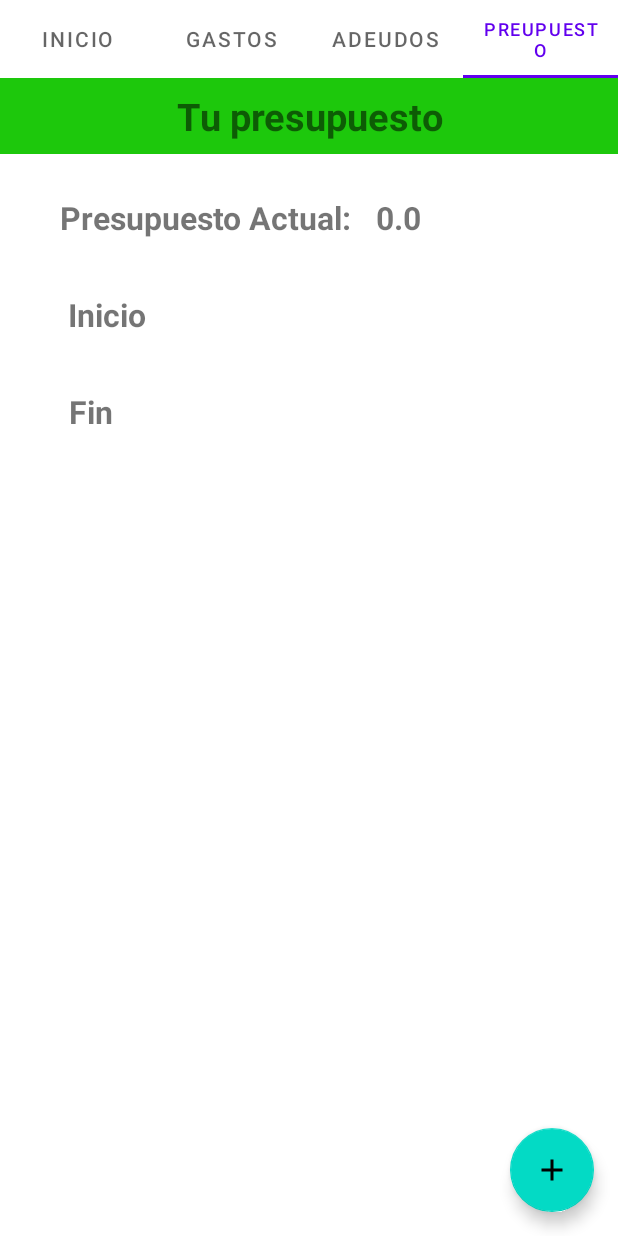
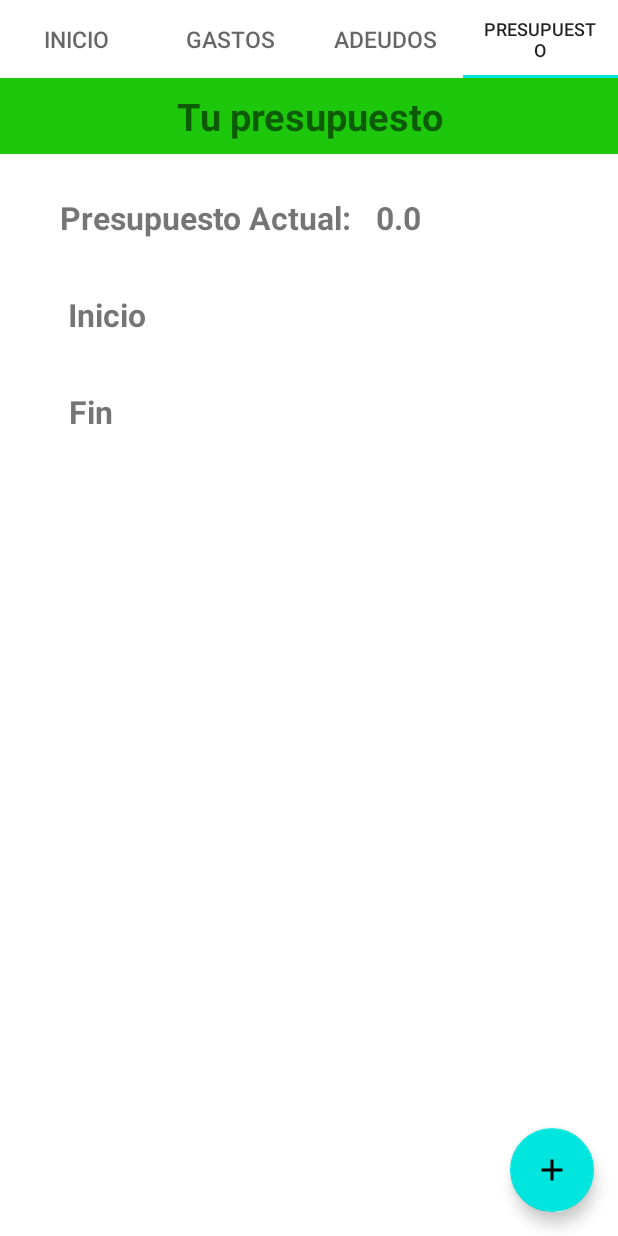
Before and after one commit to adaiirM/registrarGasto, an Android app: the screen it shows after launch (MainActivity), tab 4 chosen, on a phone screen of 412 x 824 dp. Run offline under Robolectric (Android 15) with nearby library versions, the phone set to English and light mode, and no system bars; libraries missing offline, so code that uses them is left out: com.github.sundeepk.compactcalendarview; 3 statements that could not run were skipped.

Commit message:
Cambio de colores de margenes y posiciones de elementos 2

```diff
--- a/app/src/main/java/com/example/registrargasto/MainActivity.java
+++ b/app/src/main/java/com/example/registrargasto/MainActivity.java
@@ -53,7 +53,7 @@ public class MainActivity extends FragmentActivity {
                         tab.setText("Adeudos");
                         break;
                     case 3:
-                        tab.setText("Preupuesto");
+                        tab.setText("Presupuesto");
                         break;
                     default:
                         break;
--- a/app/src/main/res/layout/activity_main.xml
+++ b/app/src/main/res/layout/activity_main.xml
@@ -10,7 +10,8 @@
     <com.google.android.material.tabs.TabLayout
         android:id="@+id/tab_layout"
         android:layout_width="match_parent"
-        android:layout_height="52dp"/>
+        android:layout_height="52dp"
+        style="@style/MyTabLayoutStyle"/>
 
     <androidx.viewpager2.widget.ViewPager2
         android:id="@+id/pager"
--- a/app/src/main/res/layout/fragment_adeudos.xml
+++ b/app/src/main/res/layout/fragment_adeudos.xml
@@ -24,7 +24,7 @@
                 android:layout_width="match_parent"
                 android:layout_height="44dp"
                 android:background="#1DC80C"
-                android:padding="8dp"
+                android:padding="4dp"
                 android:textAlignment="center"
                 android:text="@string/tituloAdeudo"
                 android:textColor="@color/black"
--- a/app/src/main/res/layout/fragment_gastos.xml
+++ b/app/src/main/res/layout/fragment_gastos.xml
@@ -20,7 +20,7 @@
                 android:layout_width="match_parent"
                 android:layout_height="wrap_content"
                 android:background="#1DC80C"
-                android:padding="8dp"
+                android:padding="4dp"
                 android:text="@string/tituloGastos"
                 android:textAlignment="center"
                 android:textSize="25sp"
--- a/app/src/main/res/values/colors.xml
+++ b/app/src/main/res/values/colors.xml
@@ -3,7 +3,7 @@
     <color name="purple_200">#FFBB86FC</color>
     <color name="purple_500">#FF6200EE</color>
     <color name="purple_700">#FF3700B3</color>
-    <color name="teal_200">#FF03DAC5</color>
+    <color name="teal_200">#00E5DE</color>
     <color name="teal_700">#FF018786</color>
     <color name="black">#FF000000</color>
     <color name="white">#FFFFFFFF</color>
--- a/app/src/main/res/values/themes.xml
+++ b/app/src/main/res/values/themes.xml
@@ -21,4 +21,12 @@
     <style name="MineCustomTabText" parent="TextAppearance.Design.Tab">
         <item name="android:textSize">16sp</item>
     </style>
+
+    <style name="MyTabLayoutStyle" parent="Widget.Design.TabLayout">
+        <item name="tabTextAppearance">@style/MyTabTextAppearance</item>
+    </style>
+
+    <style name="MyTabTextAppearance" parent="TextAppearance.Design.Tab">
+        <item name="android:textSize">15sp</item>
+    </style>
 </resources>
```
Also changed, not shown: app/src/main/res/layout/activity_adeudo.xml (+8 -3 lines), app/src/main/res/layout/activity_gastos.xml (+37 -19 lines), app/src/main/res/layout/activity_presupuesto.xml (+8 -0 lines), app/src/main/res/layout/fragment_inicio.xml (+6 -6 lines).
